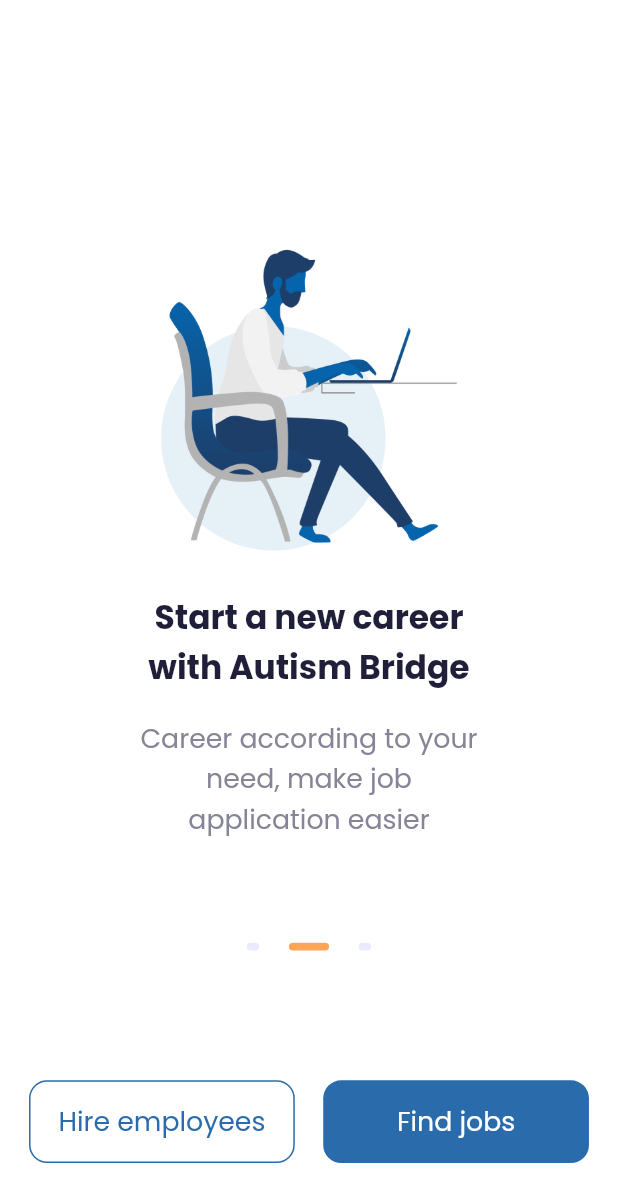
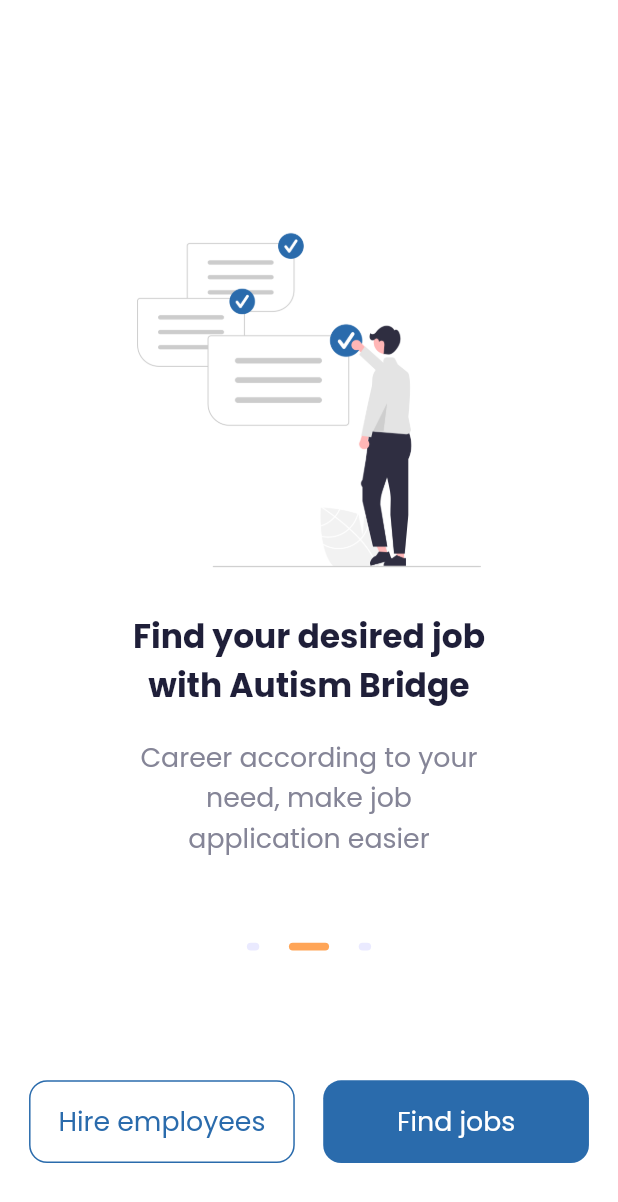
Before and after one commit to ZiY1/Autism-Bridge, a Flutter app: the screen it shows after launch, on a phone screen of 412 x 824 dp. Shown: the top 1202 px of the screen. Run offline on Flutter 3.47's test engine with Material 2 defaults, Android fonts, the phone set to English and light mode, and no system bars; our stand-ins replace cloud_firestore, date_format, dotted_border, email_validator, firebase_auth, firebase_core and 6 more; missing offline and left inert: flutter_pdfview, flutter_picker, mailer; accounts and stored records are empty.

```diff
--- a/lib/models/welcome_item.dart
+++ b/lib/models/welcome_item.dart
@@ -10,20 +10,21 @@ class Slide {
   });
 }
 
+//TODO: slogans are tentative
 final slideList = [
   Slide(
-    imageUrl: 'images/welcome_image.png',
-    title: 'Start a new career with Autism Bridge',
+    imageUrl: 'images/welcome_career_progress.png',
+    title: 'Build your resume with Autism Bridge',
     description: 'Career according to your need, make job application easier',
   ),
   Slide(
-    imageUrl: 'images/welcome_image.png',
-    title: 'Start a new career with Autism Bridge',
+    imageUrl: 'images/welcome_job_hunt.png',
+    title: 'Find your desired job with Autism Bridge',
     description: 'Career according to your need, make job application easier',
   ),
   Slide(
-    imageUrl: 'images/welcome_image.png',
-    title: 'Start a new career with Autism Bridge',
+    imageUrl: 'images/welcome_vr_interview.png',
+    title: 'Start a VR interview with Autism Bridge',
     description: 'Career according to your need, make job application easier',
   ),
 ];
--- a/lib/widgets/slide_item.dart
+++ b/lib/widgets/slide_item.dart
@@ -17,8 +17,8 @@ class SlideItem extends StatelessWidget {
       crossAxisAlignment: CrossAxisAlignment.center,
       children: <Widget>[
         Container(
-          width: 27.h,
-          height: 27.h,
+          width: 37.h,
+          height: 30.h,
           decoration: BoxDecoration(
             image: DecorationImage(
               image: AssetImage(slideList[index].imageUrl),
--- a/pubspec.yaml
+++ b/pubspec.yaml
@@ -66,6 +66,8 @@ dependencies:
 
   flutter_picker: ^2.0.3
 
+  dotted_border: ^2.0.0+2
+
 dev_dependencies:
   flutter_test:
     sdk: flutter
```
Also changed, not shown: lib/screens/asd_autism_challenges_screen.dart (+2 -12 lines), lib/screens/asd_education_screen.dart (+2 -12 lines), lib/screens/asd_employment_history_screen.dart (+2 -12 lines), lib/screens/asd_manage_job_preference_screen.dart (+31 -17 lines), lib/screens/asd_resume_builder_screen.dart (+19 -3 lines), lib/screens/asd_skills_screen.dart (+2 -12 lines), images/welcome_career_progress.png (added), images/welcome_job_hunt.png (added), images/welcome_resume.png (added), images/welcome_vr_interview.png (added), pubspec.lock.
